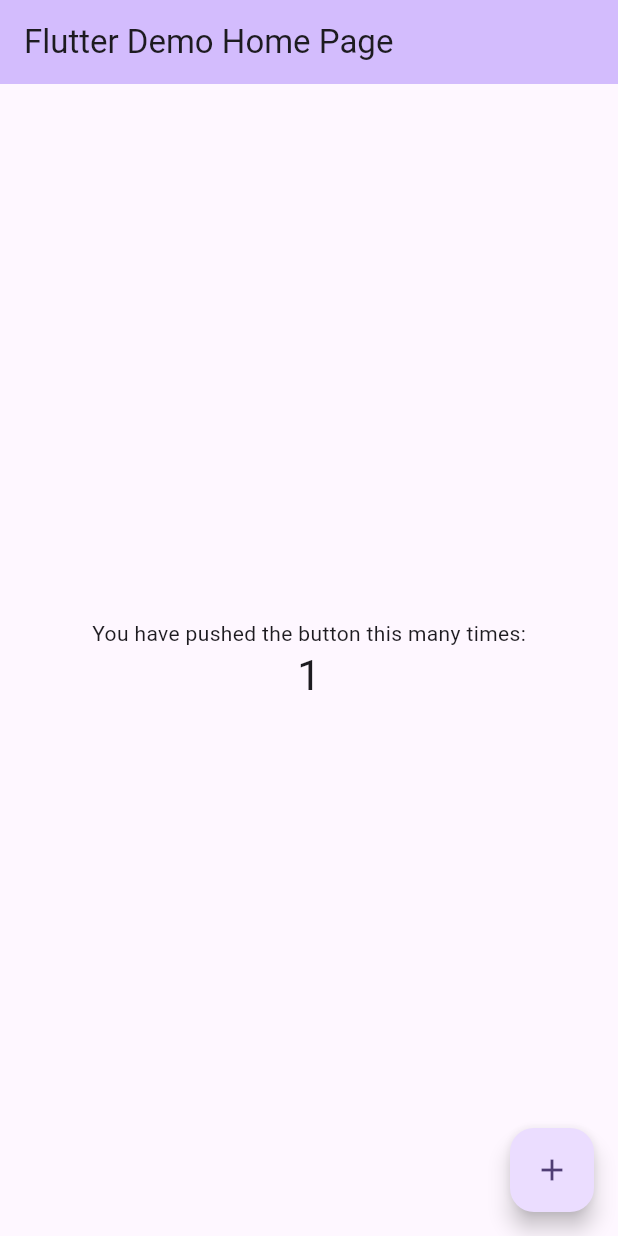
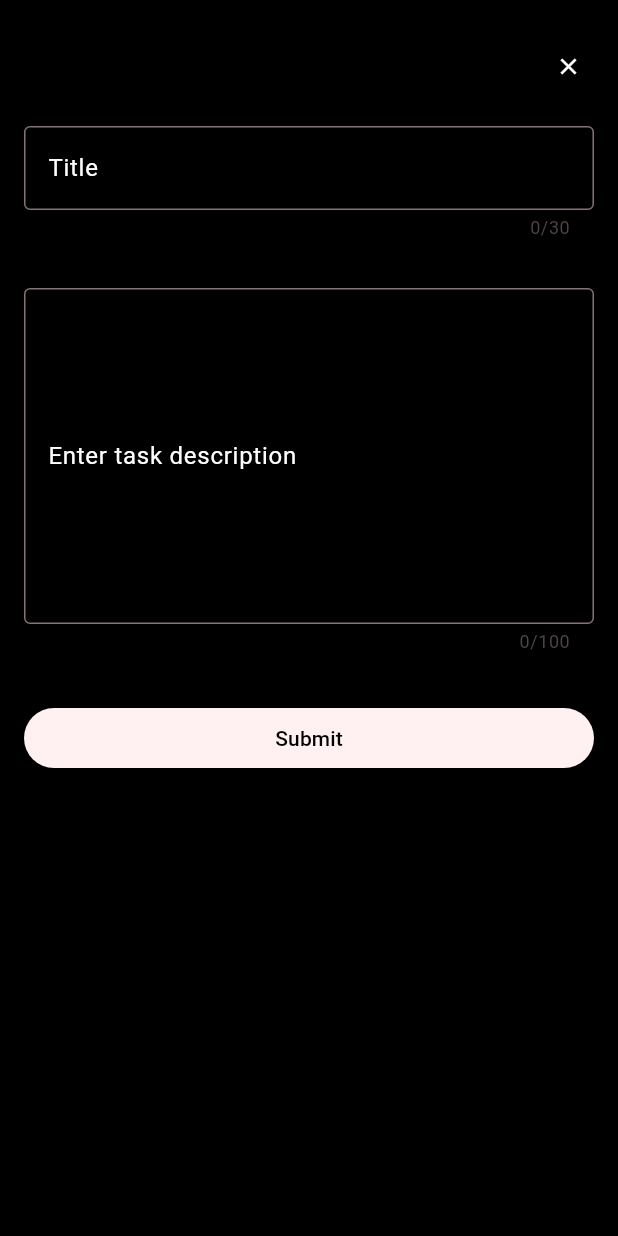
Before and after one commit to urquico/todo_app, a Flutter app: the screen it shows after launch, after a tap on the "add" icon, on a phone screen of 412 x 824 dp. Run offline on Flutter 3.47's test engine with Material 2 defaults, Android fonts, the phone set to English and light mode, and no system bars.

Commit message:
added UI for home and creation of task

```diff
--- a/lib/main.dart
+++ b/lib/main.dart
@@ -11,42 +11,20 @@ class MyApp extends StatelessWidget {
   @override
   Widget build(BuildContext context) {
     return MaterialApp(
-      title: 'Flutter Demo',
+      title: 'To do',
       theme: ThemeData(
-        // This is the theme of your application.
-        //
-        // TRY THIS: Try running your application with "flutter run". You'll see
-        // the application has a blue toolbar. Then, without quitting the app,
-        // try changing the seedColor in the colorScheme below to Colors.green
-        // and then invoke "hot reload" (save your changes or press the "hot
-        // reload" button in a Flutter-supported IDE, or press "r" if you used
-        // the command line to start the app).
-        //
-        // Notice that the counter didn't reset back to zero; the application
-        // state is not lost during the reload. To reset the state, use hot
-        // restart instead.
-        //
-        // This works for code too, not just values: Most code changes can be
-        // tested with just a hot reload.
-        colorScheme: ColorScheme.fromSeed(seedColor: Colors.deepPurple),
+        colorScheme: ColorScheme.fromSeed(seedColor: Colors.black),
         useMaterial3: true,
       ),
-      home: const MyHomePage(title: 'Flutter Demo Home Page'),
+      home: const MyHomePage(title: 'Today'),
+      // remove debug banner
+      debugShowCheckedModeBanner: false,
     );
   }
 }
 
 class MyHomePage extends StatefulWidget {
   const MyHomePage({super.key, required this.title});
-
-  // This widget is the home page of your application. It is stateful, meaning
-  // that it has a State object (defined below) that contains fields that affect
-  // how it looks.
-
-  // This class is the configuration for the state. It holds the values (in this
-  // case the title) provided by the parent (in this case the App widget) and
-  // used by the build method of the State. Fields in a Widget subclass are
-  // always marked "final".
 
   final String title;
 
@@ -55,71 +33,138 @@ class MyHomePage extends StatefulWidget {
 }
 
 class _MyHomePageState extends State<MyHomePage> {
-  int _counter = 0;
+  // variable to store all the todo task from the local storage
+  List<String> todoList = [];
 
   void _incrementCounter() {
     setState(() {
-      // This call to setState tells the Flutter framework that something has
-      // changed in this State, which causes it to rerun the build method below
-      // so that the display can reflect the updated values. If we changed
-      // _counter without calling setState(), then the build method would not be
-      // called again, and so nothing would appear to happen.
       _counter++;
     });
   }
 
   @override
   Widget build(BuildContext context) {
-    // This method is rerun every time setState is called, for instance as done
-    // by the _incrementCounter method above.
-    //
-    // The Flutter framework has been optimized to make rerunning build methods
-    // fast, so that you can just rebuild anything that needs updating rather
-    // than having to individually change instances of widgets.
     return Scaffold(
       appBar: AppBar(
-        // TRY THIS: Try changing the color here to a specific color (to
-        // Colors.amber, perhaps?) and trigger a hot reload to see the AppBar
-        // change color while the other colors stay the same.
-        backgroundColor: Theme.of(context).colorScheme.inversePrimary,
-        // Here we take the value from the MyHomePage object that was created by
-        // the App.build method, and use it to set our appbar title.
-        title: Text(widget.title),
-      ),
-      body: Center(
-        // Center is a layout widget. It takes a single child and positions it
-        // in the middle of the parent.
-        child: Column(
-          // Column is also a layout widget. It takes a list of children and
-          // arranges them vertically. By default, it sizes itself to fit its
-          // children horizontally, and tries to be as tall as its parent.
-          //
-          // Column has various properties to control how it sizes itself and
-          // how it positions its children. Here we use mainAxisAlignment to
-          // center the children vertically; the main axis here is the vertical
-          // axis because Columns are vertical (the cross axis would be
-          // horizontal).
-          //
-          // TRY THIS: Invoke "debug painting" (choose the "Toggle Debug Paint"
-          // action in the IDE, or press "p" in the console), to see the
-          // wireframe for each widget.
-          mainAxisAlignment: MainAxisAlignment.center,
-          children: <Widget>[
-            const Text(
-              'You have pushed the button this many times:',
-            ),
-            Text(
-              '$_counter',
-              style: Theme.of(context).textTheme.headlineMedium,
-            ),
-          ],
+        // set background color to black
+        backgroundColor: Colors.white,
+        title: Text(
+          widget.title,
+          // bold text with black color
+          style: const TextStyle(
+            color: Colors.black,
+            fontWeight: FontWeight.bold,
+            fontSize: 25,
+          ),
         ),
       ),
-      floatingActionButton: FloatingActionButton(
-        onPressed: _incrementCounter,
-        tooltip: 'Increment',
-        child: const Icon(Icons.add),
-      ), // This trailing comma makes auto-formatting nicer for build methods.
+      floatingActionButton: const FullWidthFloatingActionButton(),
     );
   }
 }
+
+class FullWidthFloatingActionButton extends StatelessWidget {
+  const FullWidthFloatingActionButton({super.key});
+
+  @override
+  Widget build(BuildContext context) {
+    return Padding(
+      padding: const EdgeInsets.only(
+          left: 30.0), // Adjust the left padding as needed
+      child: SizedBox(
+        width: MediaQuery.of(context)
+            .size
+            .width, // Set the width to the screen width
+        child: FloatingActionButton(
+          onPressed: () {
+            showModalBottomSheet(
+              isScrollControlled: true,
+              clipBehavior: Clip.none,
+              context: context,
+              builder: (BuildContext context) {
+                return Container(
+                  height: MediaQuery.of(context).size.height,
+                  color: Colors.black,
+                  child: Column(
+                    children: [
+                      Align(
+                        alignment: Alignment.topRight,
+                        child: Padding(
+                          padding: const EdgeInsets.only(top: 20.0),
+                          child: ElevatedButton(
+                            style: ElevatedButton.styleFrom(
+                              backgroundColor: Colors.transparent,
+                              shadowColor: Colors.transparent,
+                            ),
+                            child: const Icon(
+                              Icons.close,
+                              color: Colors.white,
+                            ),
+                            onPressed: () => Navigator.pop(context),
+                          ),
+                        ),
+                      ),
+                      Expanded(
+                        child: Column(
+                          children: [
+                            // Text Input (Single Line)
+                            Container(
+                              padding: const EdgeInsets.all(16.0),
+                              child: TextFormField(
+                                maxLength: 30,
+                                decoration: const InputDecoration(
+                                  labelText: 'Title',
+                                  labelStyle: TextStyle(color: Colors.white),
+                                  border: OutlineInputBorder(
+                                    borderSide: BorderSide(color: Colors.white),
+                                  ),
+                                ),
+                                style: const TextStyle(color: Colors.black),
+                              ),
+                            ),
+                            // Text Area (Multiline Text Input)
+                            Container(
+                              padding: const EdgeInsets.all(16.0),
+                              child: TextFormField(
+                                maxLines: 8,
+                                maxLength: 100,
+                                decoration: const InputDecoration(
+                                  labelText: 'Enter task description',
+                                  labelStyle: TextStyle(color: Colors.white),
+                                  border: OutlineInputBorder(
+                                    borderSide: BorderSide(color: Colors.black),
+                                  ),
+                                ),
+                                style: const TextStyle(color: Colors.black),
+                              ),
+                            ),
+                            // Button (Full Width)
+                            Container(
+                              width: double.infinity,
+                              padding: const EdgeInsets.all(16.0),
+                              child: ElevatedButton(
+                                onPressed: () {
+                                  // Add your button action here
+                                },
+                                child: const Text(
+                                  'Submit',
+                                  style: TextStyle(color: Colors.black),
+                                ),
+                              ),
+                            ),
+                          ],
+                        ),
+                      ),
+                    ],
+                  ),
+                );
+              },
+            );
+          },
+          backgroundColor: Colors.black,
+          child: const Icon(Icons.add, color: Colors.white),
+        ),
+      ),
+    );
+  }
+}
--- a/pubspec.yaml
+++ b/pubspec.yaml
@@ -2,7 +2,7 @@ name: todo_app
 description: A new Flutter project.
 # The following line prevents the package from being accidentally published to
 # pub.dev using `flutter pub publish`. This is preferred for private packages.
-publish_to: 'none' # Remove this line if you wish to publish to pub.dev
+publish_to: "none" # Remove this line if you wish to publish to pub.dev
 
 # The following defines the version and build number for your application.
 # A version number is three numbers separated by dots, like 1.2.43
@@ -19,7 +19,7 @@ publish_to: 'none' # Remove this line if you wish to publish to pub.dev
 version: 1.0.0+1
 
 environment:
-  sdk: '>=3.1.3 <4.0.0'
+  sdk: ">=3.1.3 <4.0.0"
 
 # Dependencies specify other packages that your package needs in order to work.
 # To automatically upgrade your package dependencies to the latest versions
@@ -30,7 +30,6 @@ environment:
 dependencies:
   flutter:
     sdk: flutter
-
 
   # The following adds the Cupertino Icons font to your application.
   # Use with the CupertinoIcons class for iOS style icons.
@@ -52,7 +51,6 @@ dev_dependencies:
 
 # The following section is specific to Flutter packages.
 flutter:
-
   # The following line ensures that the Material Icons font is
   # included with your application, so that you can use the icons in
   # the material Icons class.
```
